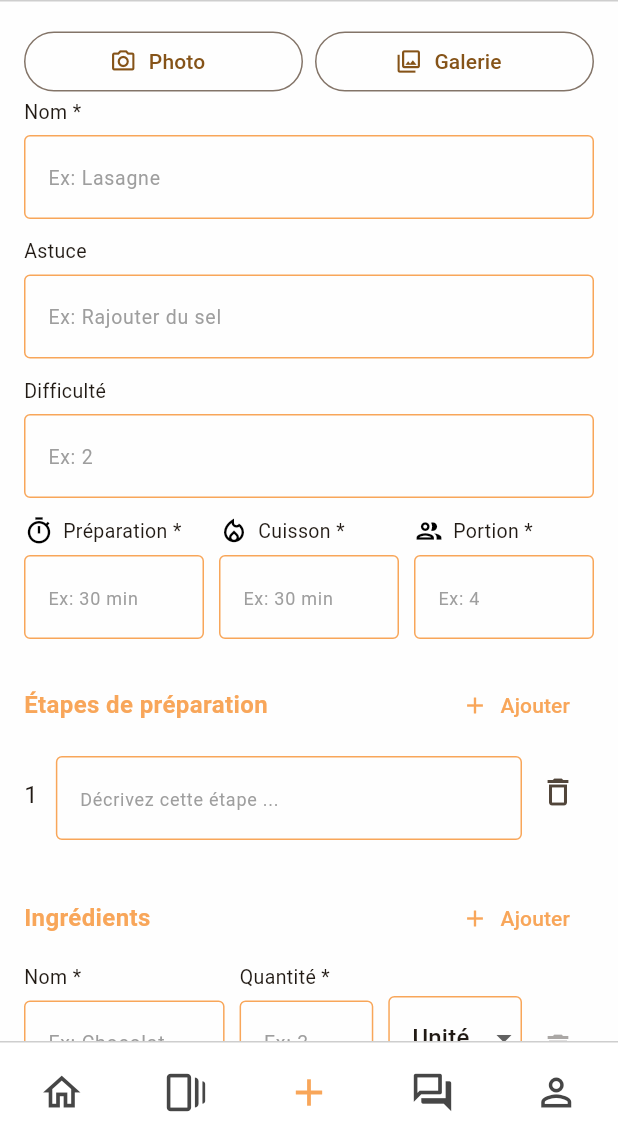
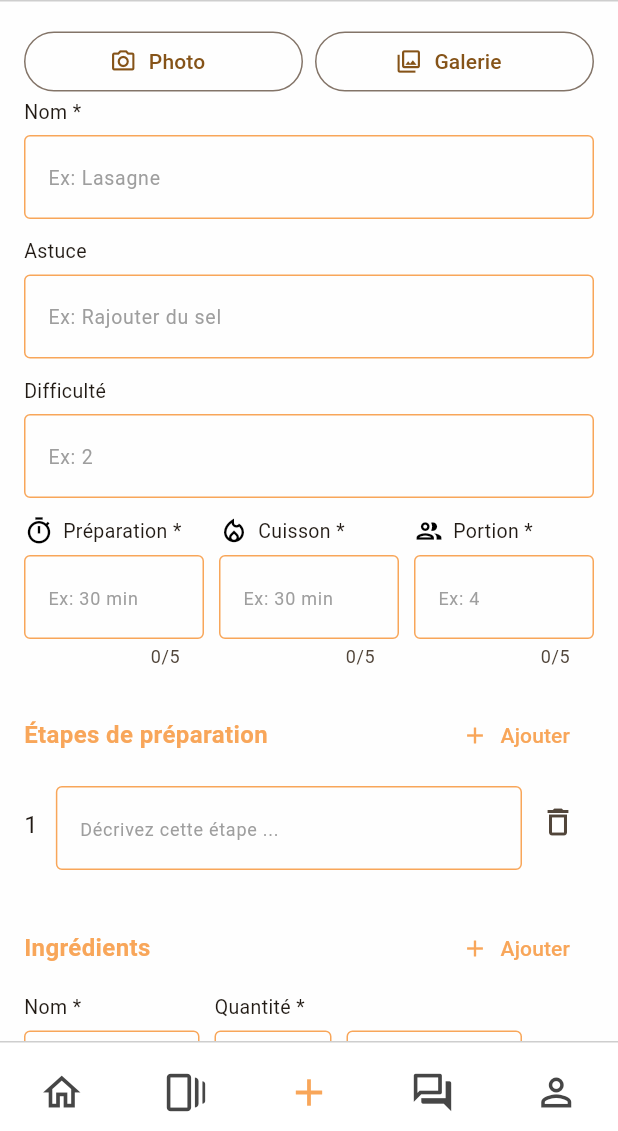
Before and after one commit to Kaylana1968/kook-ink, a Flutter app: the screen it shows after launch, item 3 of the bottom bar chosen, after a tap on "Photo", on a phone screen of 412 x 824 dp, the part 105-1236 px from its top. Run offline on Flutter 3.47's test engine with Material 3 defaults, Android fonts, the phone set to English and light mode, and no system bars; our stand-ins replace camera, flutter_dotenv, flutter_secure_storage, go_router, image_picker, video_player; network calls fail.

Commit message:
Gestion d'erreur et message sympa pour les utilisateurs

```diff
--- a/front/lib/forum/forum_screen.dart
+++ b/front/lib/forum/forum_screen.dart
@@ -84,7 +84,7 @@ class _ForumScreenState extends State<ForumScreen> {
                     return const Center(
                         child: CircularProgressIndicator(color: orangeKook));
                   } else if (snapshot.hasError) {
-                    return Center(child: Text("Erreur : ${snapshot.error}"));
+                    return Center(child: Text("Impossible de charger la page forum pour le moment, vérifiez votre connexion ou ressayez plus tard"));
                   } else if (!snapshot.hasData || snapshot.data!.isEmpty) {
                     return const Center(
                         child: Text("Aucune question pour le moment."));
--- a/front/lib/forum/widgets/post_question_screen.dart
+++ b/front/lib/forum/widgets/post_question_screen.dart
@@ -47,7 +47,7 @@ class _PostQuestionScreenState extends State<PostQuestionScreen> {
       if (mounted) context.pop();
     } catch (e) {
       if (mounted) {
-        showAppFeedback(context, 'Impossible de publier la question : $e',
+        showAppFeedback(context, "Erreur lors de l'envoie de votre question, vérifiez votre connexion ou ressayez plus tard",
             isError: true);
       }
     } finally {
--- a/front/lib/home/home_screen.dart
+++ b/front/lib/home/home_screen.dart
@@ -38,7 +38,7 @@ class _HomeScreenState extends State<HomeScreen> {
         }
 
         if (snapshot.hasError) {
-          return _buildErrorState(snapshot.error.toString());
+          return _buildErrorState("Une erreur est survenu, vérifiez votre connexion ou ressayez plus tard");
         }
 
         final feed = snapshot.data ?? [];
--- a/front/lib/recipe/recipe_screen.dart
+++ b/front/lib/recipe/recipe_screen.dart
@@ -230,7 +230,7 @@ class _RecipeScreenState extends State<RecipeScreen> {
     } catch (e) {
       if (!mounted) return;
 
-      _showError("Erreur upload image : $e");
+      _showError("Erreur upload image : Vérifiez votre connexion ou ressayez plus tard");
     } finally {
       if (mounted) setState(() => isUploadingImage = false);
     }
--- a/front/lib/recipe/widgets/recipe_ingredients_section.dart
+++ b/front/lib/recipe/widgets/recipe_ingredients_section.dart
@@ -69,9 +69,9 @@ class RecipeIngredientsSection extends StatelessWidget {
               ),
               const SizedBox(width: 10),
               Expanded(
-                flex: 2,
+                flex: 3,
                 child: Padding(
-                  padding: const EdgeInsets.only(bottom: 12),
+                  padding: const EdgeInsets.only(bottom: 6),
                   child: Column(
                     children: [
                       const SizedBox(height: 19),
--- a/front/lib/recipe/widgets/recipe_time_fields.dart
+++ b/front/lib/recipe/widgets/recipe_time_fields.dart
@@ -32,6 +32,7 @@ class RecipeTimeFields extends StatelessWidget {
           ),
           const SizedBox(height: 6),
           TextField(
+            maxLength: 5,
             controller: controller,
             keyboardType: TextInputType.number,
             decoration: InputDecoration(
```
Also changed, not shown: front/lib/profile/profile_screen.dart (+4 -4 lines), front/pubspec.lock, 1 other file.
